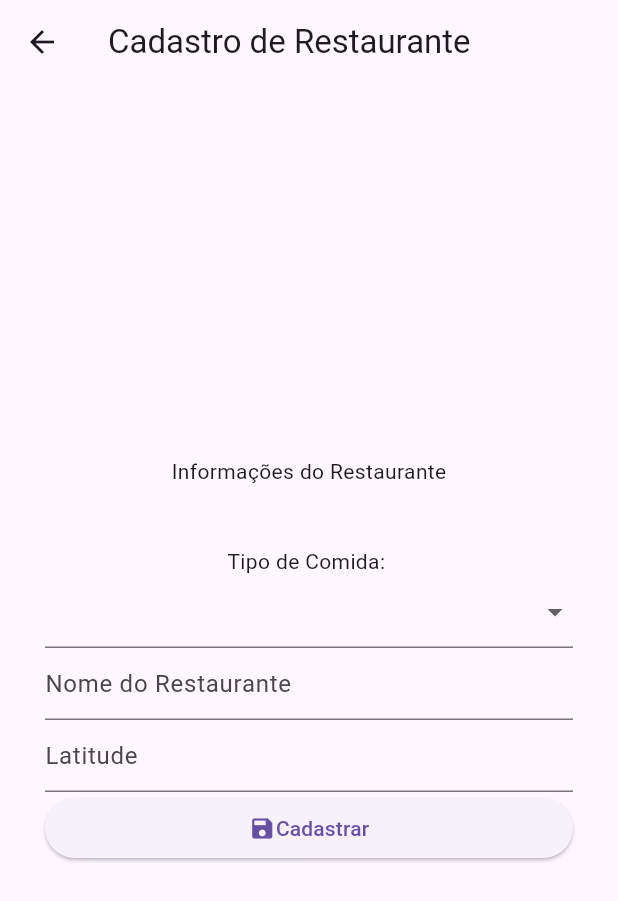
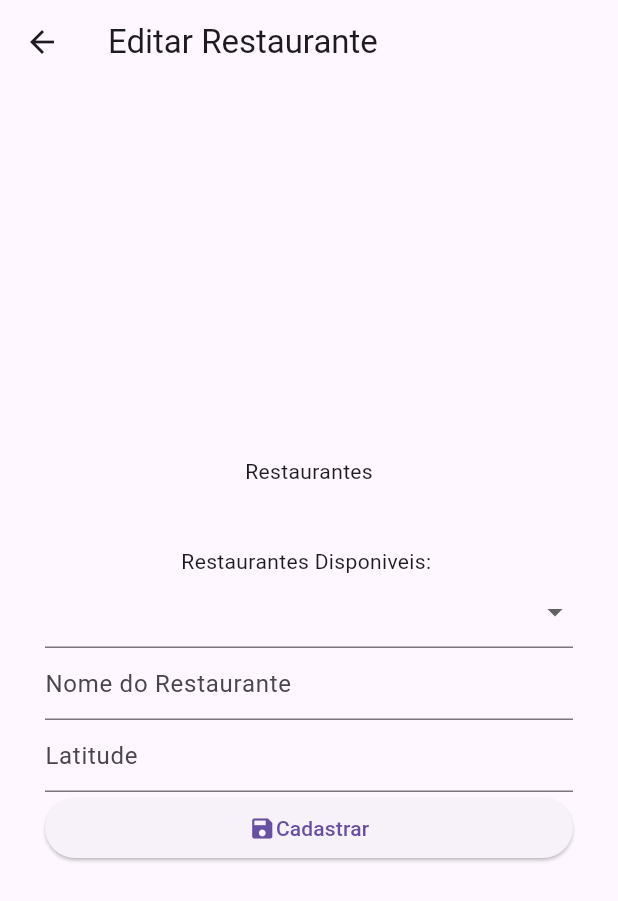
Before and after one commit to Vitor-lisboa/mimpedir, a Flutter app: the TelaCadRestaurante screen opened directly, on a phone screen of 412 x 824 dp. Shown: the top 901 px of the screen. Run offline on Flutter 3.47's test engine with Material 3 defaults, Android fonts, the phone set to English and light mode, and no system bars; our stand-ins replace sqflite; accounts and stored records are empty.

Commit message:
colocamos a tela Editar restaurante, e Atualizamos o tela home.

```diff
--- a/lib/tela_cad_restaurante.dart
+++ b/lib/tela_cad_restaurante.dart
@@ -6,14 +6,14 @@ class TelaCadRestaurante extends StatelessWidget{
   @override
   Widget build(BuildContext context) {
     return Scaffold(
-      appBar: AppBar(title: const Text("Cadastro de Restaurante")),
+      appBar: AppBar(title: const Text("Editar Restaurante")),
       body: Padding(padding: const EdgeInsets.all(30),
         child: Column(
               mainAxisAlignment: MainAxisAlignment.center,
                   children: [
-                    Text("Informações do Restaurante"),
+                    Text("Restaurantes"),
                     SizedBox(height: 40),
-                    Text("Tipo de Comida: "),
+                    Text("Restaurantes Disponiveis: "),
                     DropdownButtonFormField(
                         items: [
                           DropdownMenuItem(value: "Japones", child: Text("Japonesa")),
--- a/lib/tela_home.dart
+++ b/lib/tela_home.dart
@@ -1,5 +1,6 @@
 import 'package:flutter/material.dart';
 import 'package:mimpedir/tela_cad_restaurante.dart';
+import 'package:mimpedir/tela_edit_restaurante.dart';
 
 class  TelaHome extends StatelessWidget{
   TelaHome({super.key});
@@ -16,6 +17,10 @@ class  TelaHome extends StatelessWidget{
               ElevatedButton(onPressed: (){
                 Navigator.push(context, MaterialPageRoute(builder: (context) => TelaCadRestaurante()));
               }, child: Text("Cadastrar Restaurante")),
+              Text("Editar Informações: "),
+              ElevatedButton(onPressed: (){
+                Navigator.push(context, MaterialPageRoute(builder: (context) => TelaEditRestaurante()));
+              }, child: Text("Editar Restaurante")),
               Row(
                 mainAxisAlignment: MainAxisAlignment.center,
                 children:
```
Also changed, not shown: lib/tela_edit_restaurante.dart (added, +56 -0 lines).
